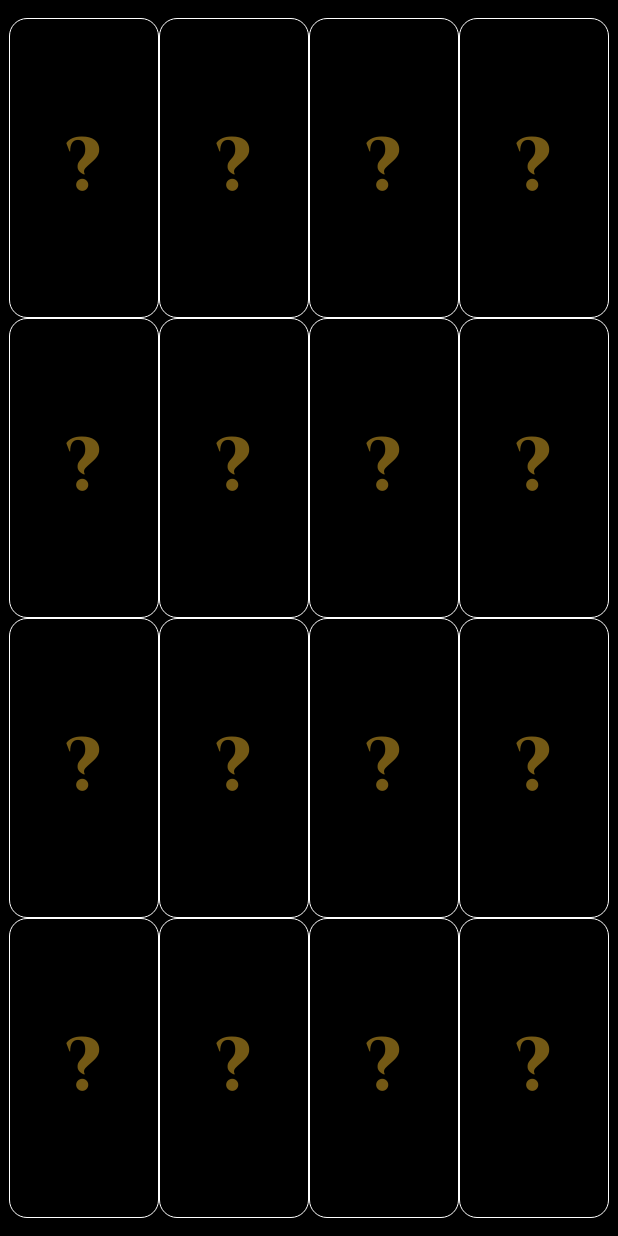
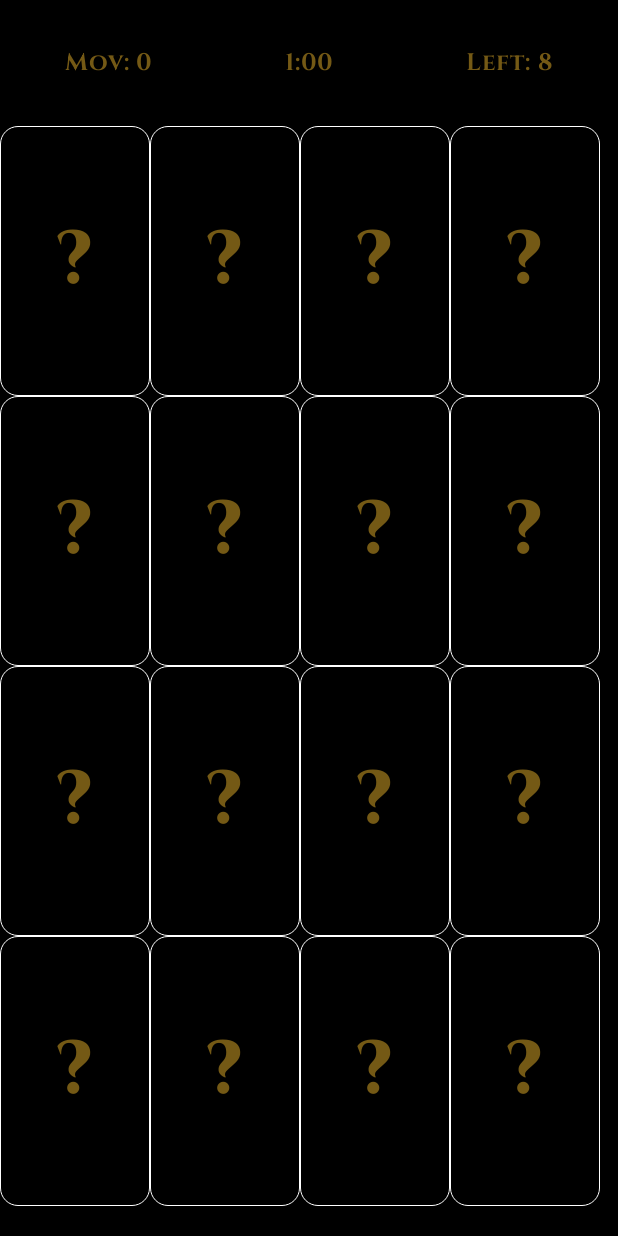
Before and after one commit to Rviewer-Challenges/Iwcb8LfYJci0G4yYqVMF, an Android app built with Jetpack Compose: the screen it shows after launch (MainActivity), after a tap on "Start", on a phone screen of 412 x 824 dp. Run offline under Robolectric (Android 15) with nearby library versions, the phone set to English and light mode, and no system bars; our stand-ins replace Dagger/Hilt's generated code.

Commit message:
Adding time, mov and pair labels

```diff
--- a/app/src/main/java/com/mrkevin574/memorygame/domain/GameBoard.kt
+++ b/app/src/main/java/com/mrkevin574/memorygame/domain/GameBoard.kt
@@ -52,9 +52,9 @@ object GameBoard {
 
     private fun getDimenByDifficult(difficult: Difficult): DimenGame {
         return when (difficult) {
-            Difficult.Easy -> DimenGame(horizontal = 4, vertical = 4, width = 100, height = 200)
-            Difficult.Medium -> DimenGame(horizontal = 4, vertical = 6, width = 100, height = 135)
-            Difficult.Hard -> DimenGame(horizontal = 5, vertical = 6, width = 80, height = 135)
+            Difficult.Easy -> DimenGame(horizontal = 4, vertical = 4, width = 100, height = 180)
+            Difficult.Medium -> DimenGame(horizontal = 4, vertical = 6, width = 100, height = 120)
+            Difficult.Hard -> DimenGame(horizontal = 5, vertical = 6, width = 80, height = 120)
         }
     }
 
--- a/app/src/main/java/com/mrkevin574/memorygame/presentation/screens/gamescreen/GameScreen.kt
+++ b/app/src/main/java/com/mrkevin574/memorygame/presentation/screens/gamescreen/GameScreen.kt
@@ -1,5 +1,6 @@
 package com.mrkevin574.memorygame.presentation.screens.gamescreen
 
+import android.view.ContentInfo
 import androidx.compose.foundation.BorderStroke
 import androidx.compose.foundation.Image
 import androidx.compose.foundation.background
@@ -24,6 +25,7 @@ import androidx.hilt.navigation.compose.hiltViewModel
 import androidx.navigation.NavController
 import com.mrkevin574.memorygame.R
 import com.mrkevin574.memorygame.domain.model.Card
+import com.mrkevin574.memorygame.domain.model.DimenGame
 import com.mrkevin574.memorygame.ui.theme.Accent
 import com.mrkevin574.memorygame.ui.theme.Primary
 import com.mrkevin574.memorygame.ui.theme.cinzelFontFamily
@@ -41,12 +43,61 @@ fun GameScreen(
     val gameSpecs = viewModel.gameState.value
     val cards = gameSpecs.board
     val dimens = gameSpecs.dimenGame
+
+    val movements = viewModel.movements.value
+    val couplesLeft = viewModel.couplesLeft.value
+    val timeLeft = viewModel.timeLeft.value
+
+
+    Column(
+        modifier = Modifier
+            .fillMaxSize()
+            .background(Primary)
+    )
+    {
+        ContentInfo(
+            movements = movements,
+            couplesLeft = couplesLeft,
+            timeLeft = timeLeft
+        )
+        ContentBoard(dimens = dimens, cards = cards) {
+            viewModel.onClickCard(it)
+        }
+    }
+
+}
+
+@Composable
+fun ContentInfo(movements : Int, couplesLeft : Int, timeLeft : String) {
+    Row(
+        horizontalArrangement = Arrangement.SpaceAround,
+        modifier = Modifier.fillMaxWidth()
+            .padding(top = 30.dp, bottom = 30.dp)
+    ) {
+        TextInfo(label = "Mov", text = movements.toString())
+        TextInfo(text = timeLeft)
+        TextInfo(label = "Left", text = couplesLeft.toString())
+    }
+}
+
+@Composable
+fun TextInfo(label : String = "", text : String) {
+    val divider = if(label.isEmpty()) "" else ": "
+    Text(
+        text = "$label$divider$text",
+        color = Accent,
+        fontFamily = cinzelFontFamily,
+        fontWeight = FontWeight.Bold,
+        fontSize = 16.sp
+    )
+}
+
+@Composable
+fun ContentBoard(dimens: DimenGame, cards: List<Card>, onClickCard: (Card) -> Unit) {
+
     var actualIndex = 0
 
     Row(
-        modifier = Modifier
-            .fillMaxSize()
-            .background(Primary),
         verticalAlignment = Alignment.CenterVertically,
         horizontalArrangement = Arrangement.Center
     ) {
@@ -59,7 +110,7 @@ fun GameScreen(
                         width = dimens.width,
                         height = dimens.height
                     ) {
-                        viewModel.onClickCard(actualCard)
+                        onClickCard(actualCard)
                     }
                     actualIndex++
                 }
@@ -67,7 +118,6 @@ fun GameScreen(
 
         }
     }
-
 }
 
 @OptIn(ExperimentalMaterial3Api::class)
@@ -83,7 +133,7 @@ fun Card(card: Card, width: Int, height: Int, onClick: () -> Unit) {
         if (card.flipped) {
             Image(
                 painter = painterResource(
-                    id =  card.resId
+                    id = card.resId
                 ),
                 contentDescription = null,
                 modifier = Modifier
--- a/app/src/main/java/com/mrkevin574/memorygame/presentation/screens/gamescreen/GameViewModel.kt
+++ b/app/src/main/java/com/mrkevin574/memorygame/presentation/screens/gamescreen/GameViewModel.kt
@@ -29,7 +29,7 @@ class GameViewModel @Inject constructor() : ViewModel(){
     private lateinit var firstPassCard : Card
     private var secondPassCard : Card? = null
 
-    val timer = object  : CountDownTimer(60000,1000){
+    private val timer = object  : CountDownTimer(60000,1000){
         override fun onTick(millisUntilFinished: Long) {
             isTimeRunning = true
             timeLeft.value = "${(millisUntilFinished / 1000 / 60).toInt()}:${(millisUntilFinished / 1000 % 60)}"
```
